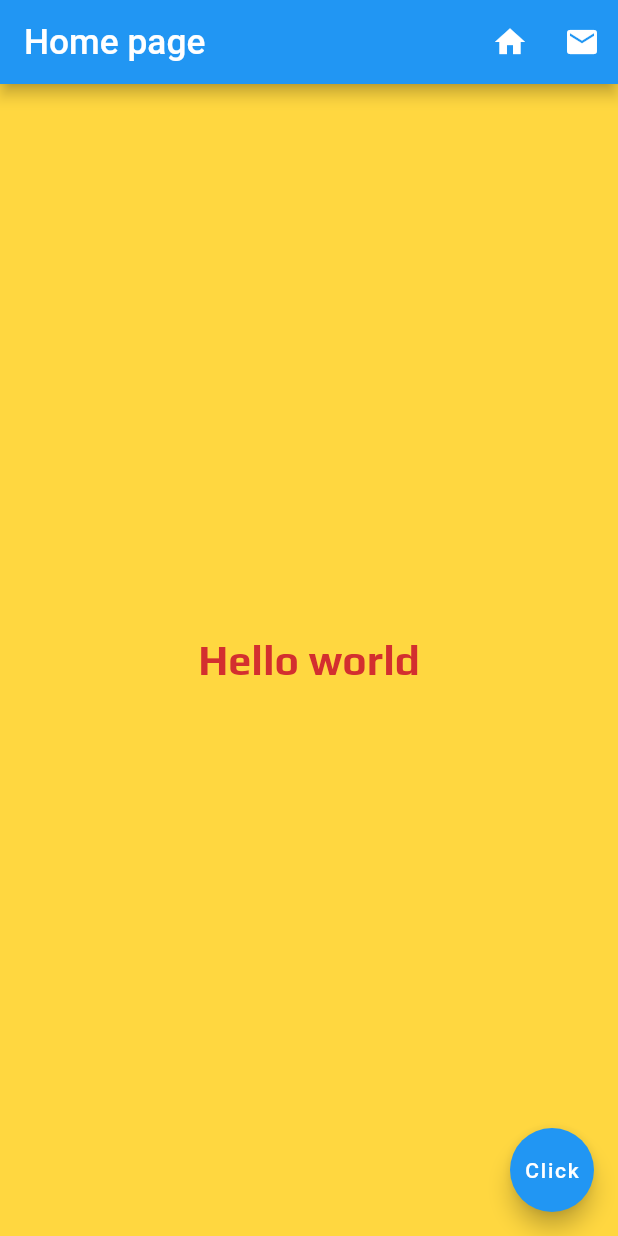
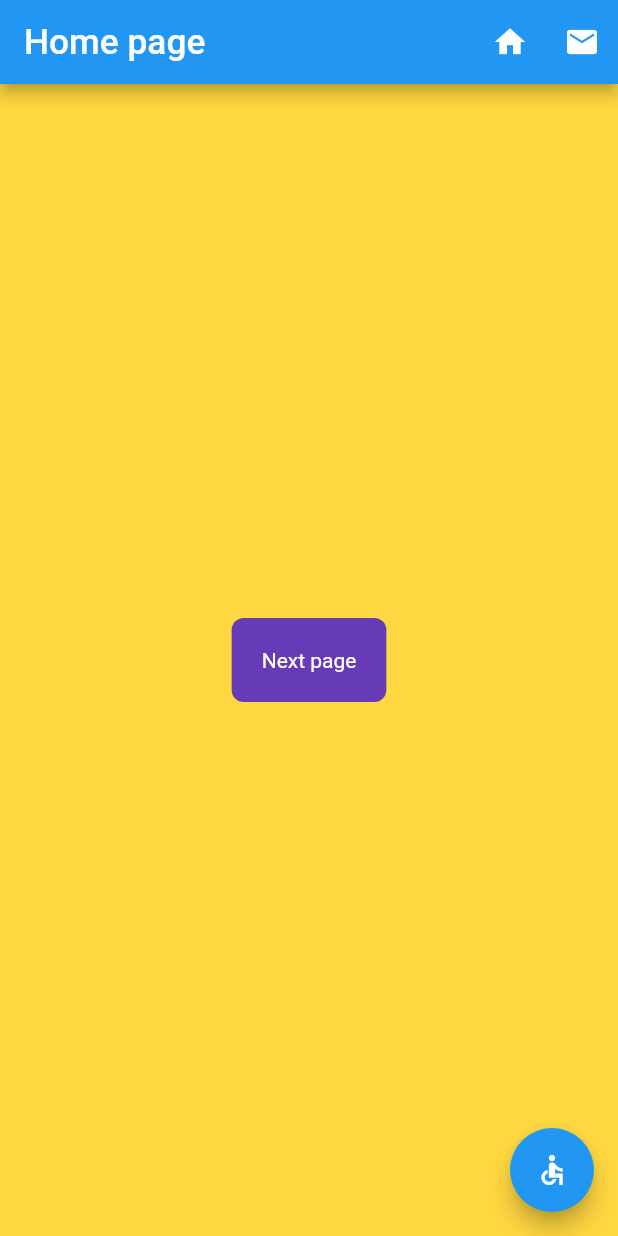
Before and after one commit to nirzonpop192/Class-19, a Flutter app: the screen it shows after launch, on a phone screen of 412 x 824 dp. Run offline on Flutter 3.47's test engine with Material 2 defaults, Android fonts, the phone set to English and light mode, and no system bars.

Commit message:
Custom button

```diff
--- a/lib/ui/home.dart
+++ b/lib/ui/home.dart
@@ -1,10 +1,10 @@
 import 'package:flutter/material.dart';
 
 class Home extends StatelessWidget {
-
-  _tebEmail(){
+  _tebEmail() {
     debugPrint("Email button Pressed");
   }
+
   @override
   Widget build(BuildContext context) {
     return MaterialApp(
@@ -18,21 +18,60 @@ class Home extends StatelessWidget {
           ),
         ),
         actions: <Widget>[
-          IconButton(icon: Icon(Icons.home), onPressed: () => { debugPrint("Home Press")}),
+          IconButton(
+              icon: Icon(Icons.home),
+              onPressed: () => {debugPrint("Home Press")}),
           IconButton(icon: Icon(Icons.email), onPressed: _tebEmail)
         ],
       ),
-      body: Center(
-        child: Text(
-          "Hello world",
-          textDirection: TextDirection.ltr,
-          style: TextStyle(
-              fontSize: 27.5, color: Colors.red[700], fontFamily: 'Play-Bold'),
+      body: Container(
+        alignment: Alignment.center,
+        child: Column(
+          mainAxisAlignment: MainAxisAlignment.center,
+          children: [
+            CustomButton(),
+
+          ],
         ),
       ),
       floatingActionButton: FloatingActionButton(
-        child: Text("Click"),
+        child: Icon(Icons.accessible_sharp),
+        onPressed:()=>{
+          debugPrint("Floaing")
+        } ,
       ),
     ));
   }
 }
+
+/**/
+
+/*body: Center(
+child: Text(
+"Hello world",
+textDirection: TextDirection.ltr,
+style: TextStyle(
+fontSize: 27.5, color: Colors.red[700], fontFamily: 'Play-Bold'),
+),
+),*/
+class CustomButton extends StatelessWidget {
+  @override
+  Widget build(BuildContext context) {
+    return GestureDetector(
+      onTap: () {
+        final snackbar = SnackBar(
+          content: Text("Hello again"),
+        );
+        Scaffold.of(context).showSnackBar(snackbar);
+      },
+      child: Container(
+        child: Text("Next page",style: TextStyle(color: Colors.white),),
+        padding: EdgeInsets.all(20.0),
+        decoration: BoxDecoration(
+          color: Colors.deepPurple,
+          borderRadius: BorderRadius.circular(8.0),
+        ),
+      ),
+    );
+  }
+}
```
Also changed, not shown: screenShort/device-2021-03-20-161309.png (added), screenShort/device-2021-03-20-161511.png (added).
